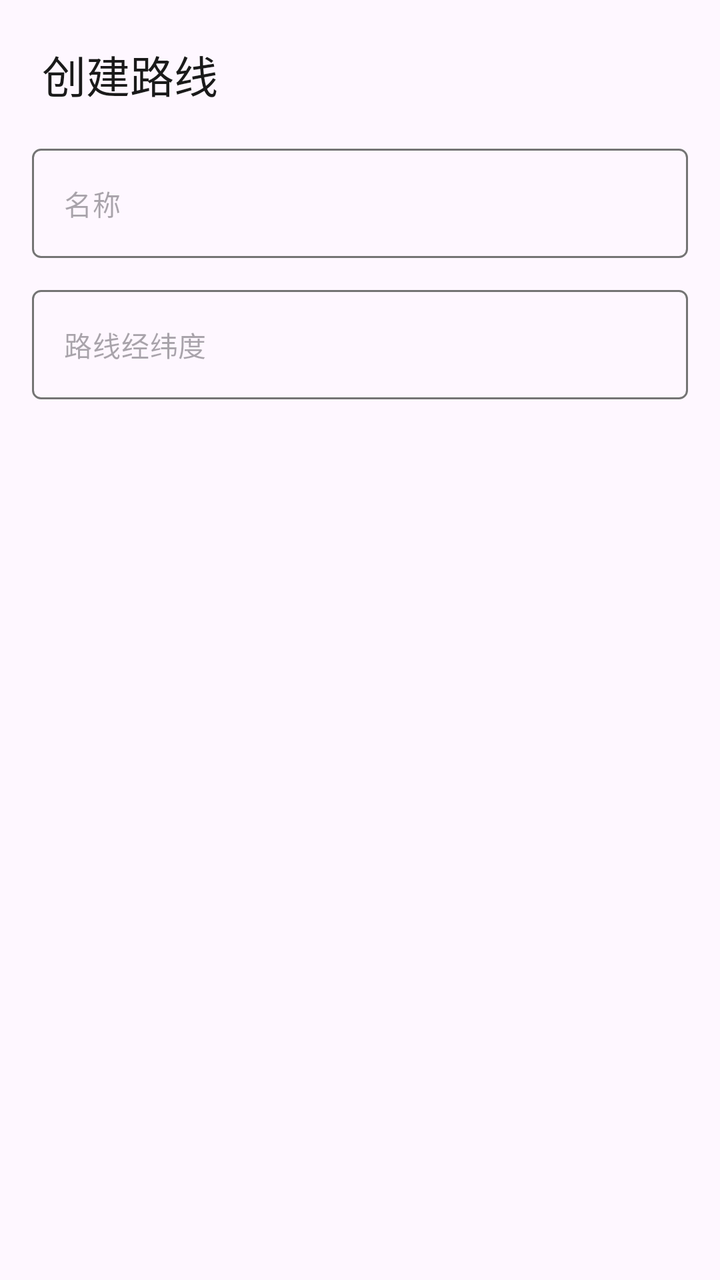
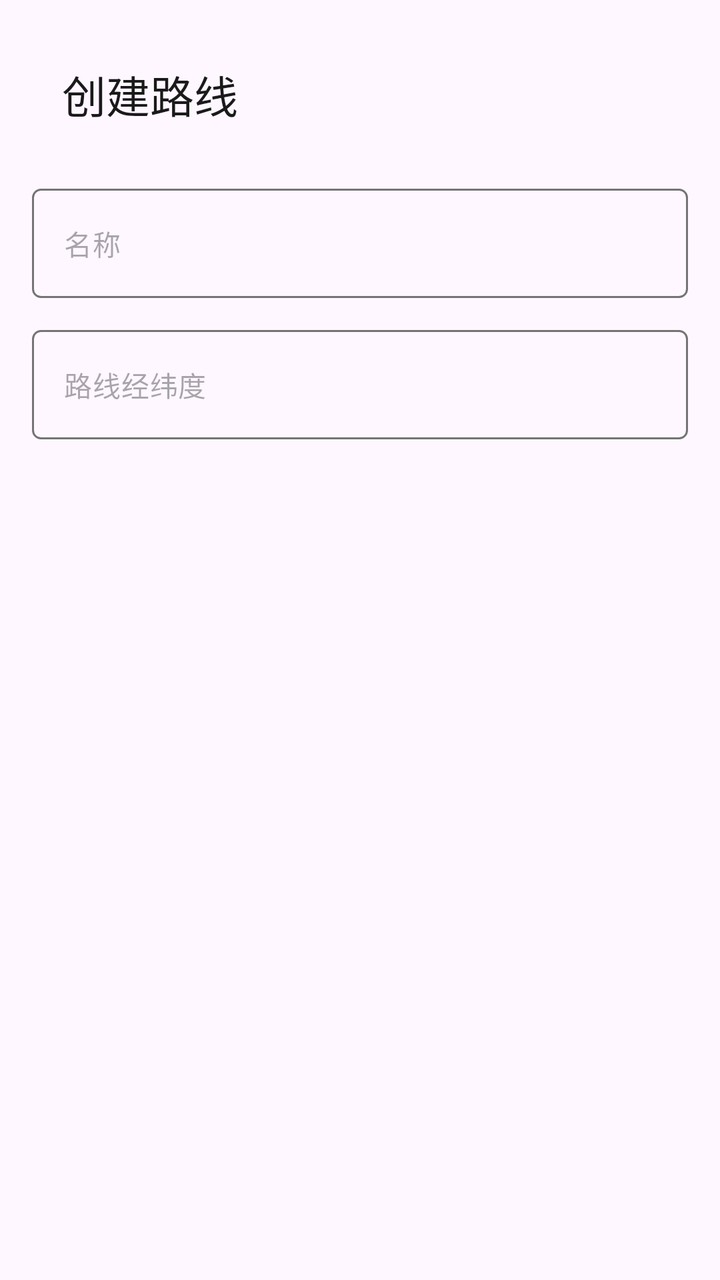

Before-and-after screenshots of an Android layout around one commit, followed by the original layout XML and the change that was made.
<!-- AndroidManifest.xml: application theme AppTheme -->
<!-- res/layout/dialog_add_route.xml -->
<?xml version="1.0" encoding="utf-8"?>
<LinearLayout
    xmlns:android="http://schemas.android.com/apk/res/android"
    xmlns:app="http://schemas.android.com/apk/res-auto"
    android:layout_width="match_parent"
    android:layout_height="wrap_content"
    android:orientation="vertical"
    android:padding="16dp">

        <TextView
            android:layout_width="match_parent"
            android:layout_height="wrap_content"
            android:text="@string/add_route"
            android:textAppearance="?attr/textAppearanceTitleLarge"
            android:textColor="?attr/colorOnSurface"
            android:padding="15px"/>

        <com.google.android.material.textfield.TextInputLayout
            android:layout_width="match_parent"
            android:layout_height="wrap_content"
            android:layout_marginTop="16dp"
            app:boxBackgroundMode="none"
            app:hintEnabled="false"
            >

            <com.google.android.material.textfield.TextInputEditText
                android:id="@+id/etRouteName"
                android:layout_width="match_parent"
                android:layout_height="wrap_content"
                android:imeOptions="actionNext"
                android:inputType="text"
                android:singleLine="true"
                android:textColor="?attr/colorOnSurface"
                android:textAppearance="@style/TextAppearance.Material3.BodyMedium"
                android:hint="@string/name"
                android:background="@drawable/edit_text_box">

                
            </com.google.android.material.textfield.TextInputEditText>
        </com.google.android.material.textfield.TextInputLayout>

        <com.google.android.material.textfield.TextInputLayout
            android:layout_width="match_parent"
            android:layout_height="wrap_content"
            android:layout_marginTop="16dp"
            app:boxBackgroundMode="none"
            app:hintEnabled="false"
            >

            <com.google.android.material.textfield.TextInputEditText
                android:id="@+id/etRouteSet"
                android:layout_width="match_parent"
                android:layout_height="wrap_content"
                android:imeOptions="actionNext"
                android:inputType="text"
                android:singleLine="true"
                android:textColor="?attr/colorOnSurface"
                android:textAppearance="@style/TextAppearance.Material3.BodyMedium"
                android:hint="@string/route_set"
                android:background="@drawable/edit_text_box">
            </com.google.android.material.textfield.TextInputEditText>
        </com.google.android.material.textfield.TextInputLayout>

</LinearLayout>
<!-- resources referenced by this layout -->
<resources>
  <!-- drawable edit_text_box (drawable) -->
  <?xml version="1.0" encoding="utf-8"?>
  <selector xmlns:android="http://schemas.android.com/apk/res/android">
      <item android:state_focused="true">
          <shape android:shape="rectangle">
              <solid android:color="@android:color/transparent" />
              <stroke android:width="2dp" android:color="?attr/colorPrimary" />
              <corners android:radius="4dp" />
          </shape>
      </item>
      <item>
          <shape android:shape="rectangle">
              <solid android:color="@android:color/transparent" />
              <stroke android:width="1dp" android:color="?attr/colorOutline" />
              <corners android:radius="4dp" />
          </shape>
      </item>
  </selector>
  <string name="add_route">创建路线</string>
  <string name="name">名称</string>
  <string name="route_set">路线经纬度</string>
  <style name="AppTheme" parent="Theme.Material3.Light.NoActionBar">
          
          <item name="colorPrimary">#5F5F5F</item>
          <item name="colorOnPrimary">#FFFFFF</item>
          <item name="colorPrimaryContainer">#E0E0E0</item>
          <item name="colorOnPrimaryContainer">#1E1E1E</item>
          <item name="colorSecondary">#494949</item>
          <item name="colorOnSecondary">#FFFFFF</item>
          <item name="colorSecondaryContainer">#E7E7E7</item>
          <item name="colorOnSecondaryContainer">#2A2A2A</item>
          <item name="colorSurface">#FFFFFF</item>
          <item name="colorOnSurface">#1A1A1A</item>
          <item name="colorSurfaceVariant">#F0F0F0</item>
          <item name="colorOnSurfaceVariant">#5F5F5F</item>
          <item name="colorOutline">#747474</item>
  
          
          <item name="android:statusBarColor">@android:color/transparent</item>
          <item name="android:windowDrawsSystemBarBackgrounds">true</item>
          <item name="android:windowTranslucentStatus">true</item>
          <item name="windowActionModeOverlay">true</item>
          <item name="windowActionBar">false</item>
          <item name="windowNoTitle">true</item>
  
          
          <item name="searchViewStyle">@style/Portal.SearchViewStyle</item>
          <item name="sliderStyle">@style/Portal.SliderTheme</item>
          <item name="android:popupMenuStyle">@style/PortalPopupMenuStyle</item>
      </style>
  <style name="Portal.SearchViewStyle" parent="Widget.AppCompat.SearchView" />
  <style name="Portal.SliderTheme" parent="Widget.Material3.Slider" />
  <style name="PortalPopupMenuStyle" parent="Widget.Material3.PopupMenu">
          <item name="android:popupAnimationStyle">@style/PortalPopupAnimation</item>
      </style>
  <style name="PortalPopupAnimation">
          <item name="android:windowEnterAnimation">@anim/popup_in_top_end</item>
          <item name="android:windowExitAnimation">@anim/popup_out_top_end</item>
      </style>
</resources>

<!-- the commit's change to res/layout/dialog_add_route.xml (unified diff, before → after) -->
@@ -13,7 +13,7 @@
             android:text="@string/add_route"
             android:textAppearance="?attr/textAppearanceTitleLarge"
             android:textColor="?attr/colorOnSurface"
-            android:padding="15px"/>
+            android:padding="15dp"/>
 
         <com.google.android.material.textfield.TextInputLayout
             android:layout_width="match_parent"
